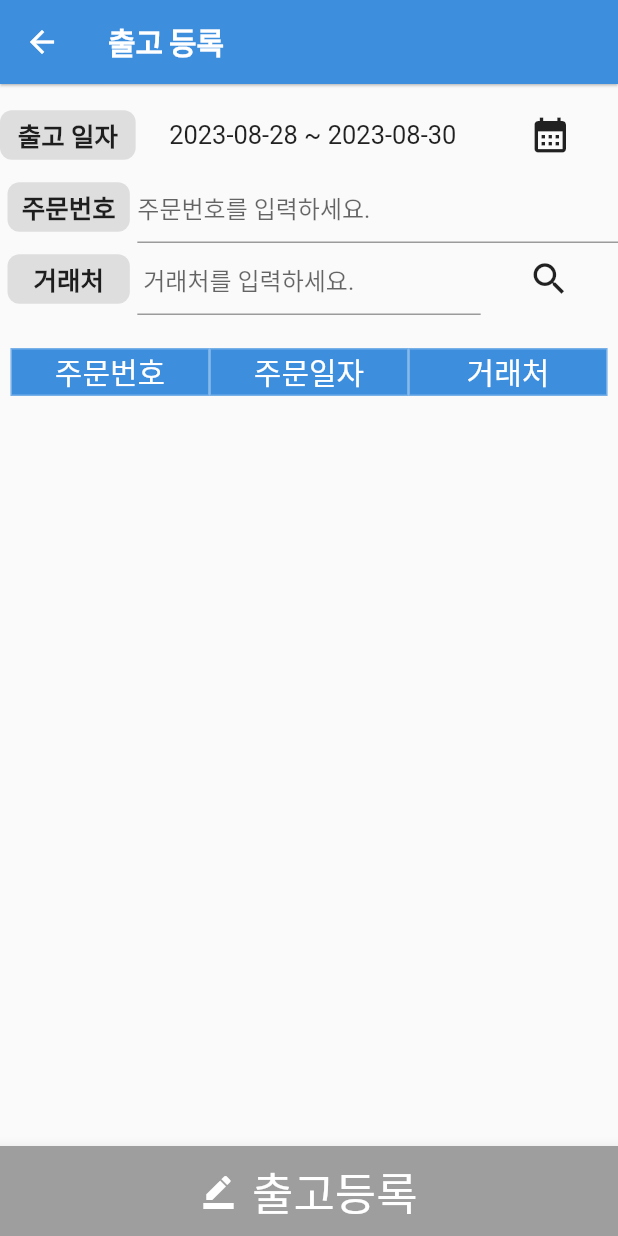
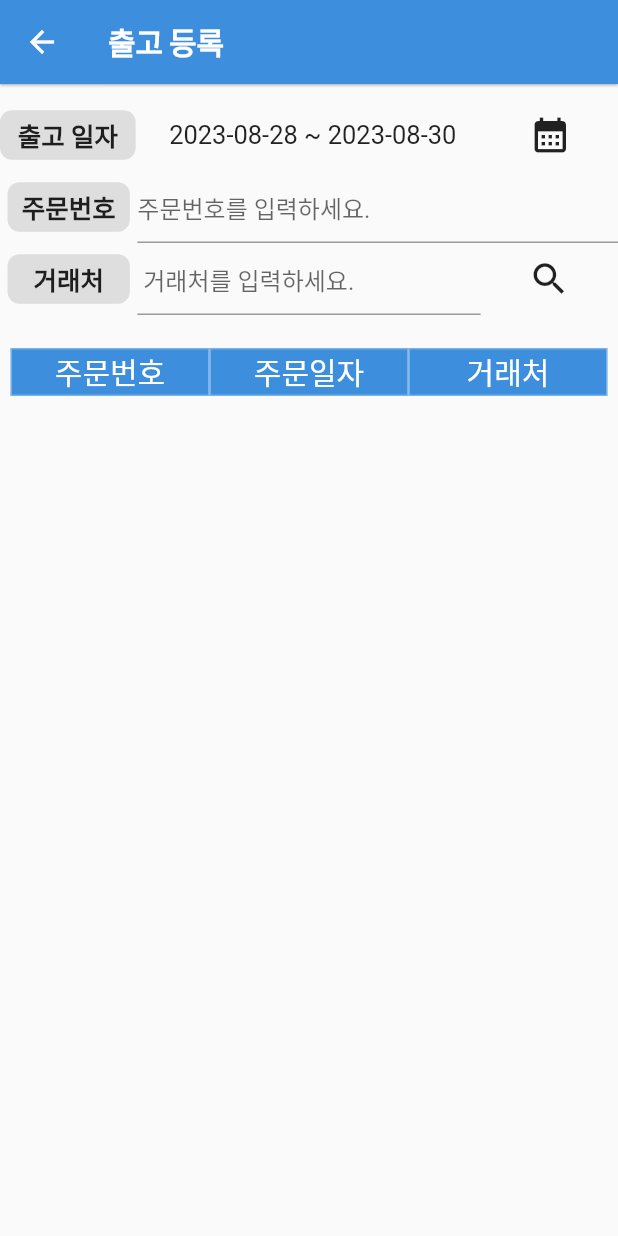
Before and after one commit to janggyeoeng/project, a Flutter app: the OutputRegister screen opened directly, on a phone screen of 412 x 824 dp. Run offline on Flutter 3.47's test engine with Material 2 defaults, Android fonts, the light colour scheme and no system bars; our stand-ins replace auto_size_text, get, google_fonts; missing offline and left inert: sql_conn.

Commit message:
출고등록 controller

```diff
--- a/lib/src/output/output_register.dart
+++ b/lib/src/output/output_register.dart
@@ -1,3 +1,4 @@
+import 'package:auto_size_text/auto_size_text.dart';
 import 'package:flutter/material.dart';
 import 'package:get/get.dart';
 import 'package:google_fonts/google_fonts.dart';
@@ -45,7 +46,7 @@ class OutputRegister extends StatelessWidget {
             decoration: BoxDecoration(
               border: Border.all(color: Colors.black.withOpacity(0.01)),
             ),
-            child: Text(
+            child: AutoSizeText(
               text,
               textAlign: TextAlign.center,
               style: TextStyle(
@@ -198,7 +199,7 @@ class OutputRegister extends StatelessWidget {
               ),
               Container(
                 padding: const EdgeInsets.all(7),
-                height: 370,
+                height: 440,
                 //width: 150,
                 child: Column(
                   children: [
@@ -262,23 +263,6 @@ class OutputRegister extends StatelessWidget {
             ],
           ),
         ),
-        bottomNavigationBar: const BottomAppBar(
-          color: Colors.grey,
-          height: 60,
-          child: Row(
-            mainAxisAlignment: MainAxisAlignment.center,
-            children: [
-              Icon(Icons.border_color, color: Colors.white),
-              SizedBox(
-                width: 3,
-              ),
-              Text(
-                ' 출고등록',
-                style: TextStyle(fontSize: 30, color: Colors.white),
-              ),
-            ],
-          ),
-        ),
       ),
     );
   }
--- a/pubspec.yaml
+++ b/pubspec.yaml
@@ -41,7 +41,7 @@ dependencies:
   flutter_native_splash: ^2.3.1
   sql_conn: ^0.0.3
   flutter_localization: ^0.1.13
-  flutter_keyboard_visibility: ^5.4.1
+  auto_size_text: ^3.0.0
 
 
 dev_dependencies:
```
Also changed, not shown: lib/src/output/output_register_detail.dart (+41 -20 lines), pubspec.lock, 1 other file.
